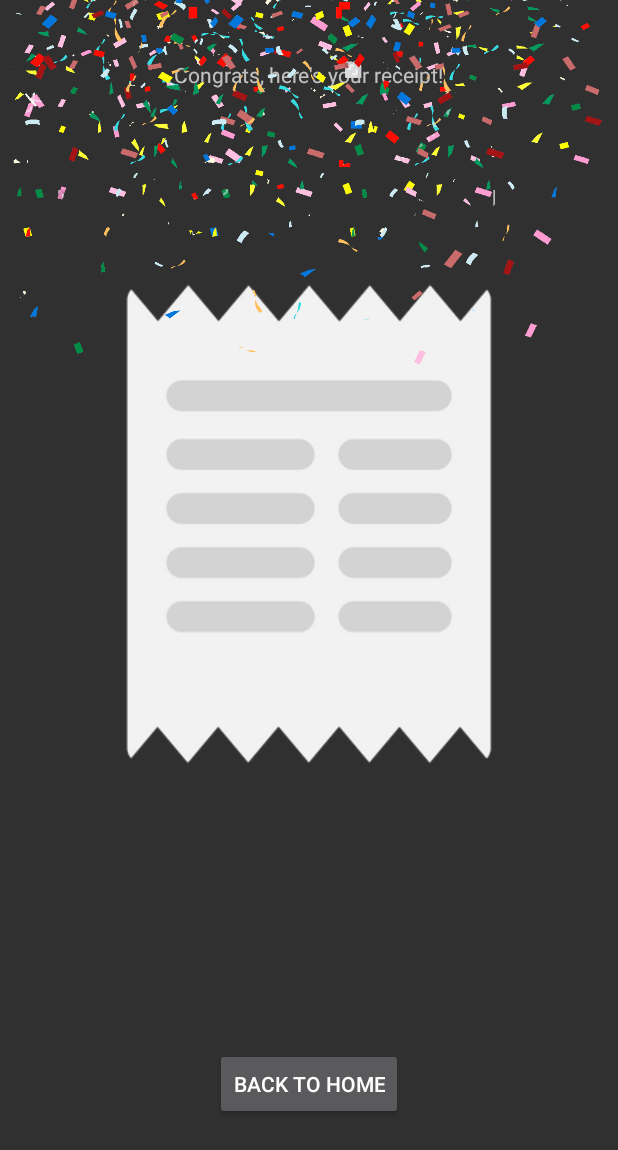
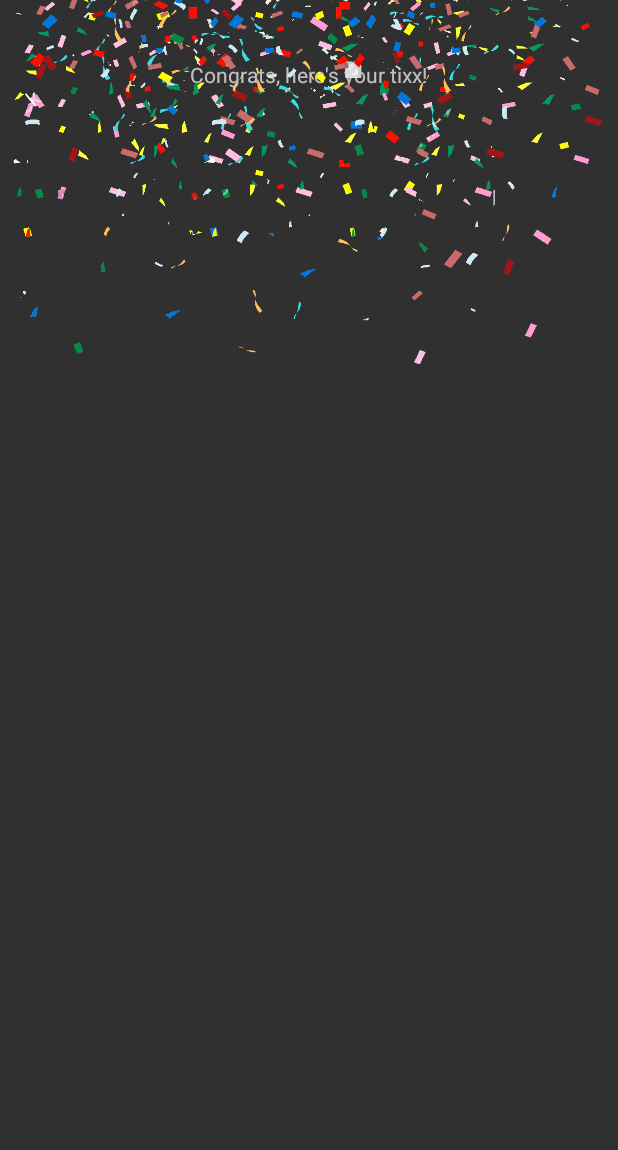
Before and after one commit to froilaaaaan1/cinematix, an Android app: the ReceiptActivity screen opened directly, with no data from a screen before it, on a phone screen of 412 x 824 dp. Shown: the top 1150 px of the screen. Run offline under Robolectric (Android 15) with nearby library versions, the phone set to English and light mode, and no system bars.

Commit message:
suko na be

```diff
--- a/app/src/main/java/com/example/movies_ticketing_aquino_villaester_edp/FormActivity.java
+++ b/app/src/main/java/com/example/movies_ticketing_aquino_villaester_edp/FormActivity.java
@@ -45,10 +45,7 @@ public class FormActivity extends AppCompatActivity {
                             Toast.makeText(FormActivity.this, "Oops, you missed something.", Toast.LENGTH_SHORT).show();
                         else {
                             Intent goToReceiptIntent = new Intent(FormActivity.this, ReceiptActivity.class);
-                            goToReceiptIntent.putExtra("price", price);
-                            goToReceiptIntent.putExtra("title", titleYear);
-                            goToReceiptIntent.putExtra("fullname", fullName.getText().toString());
-                            goToReceiptIntent.putExtra("seat_count", seatsEditText.getText().toString());
+                            goToReceiptIntent.putExtra("seat_count", Integer.valueOf(seat));
                             startActivity(goToReceiptIntent);
                         }
                     }).show();
--- a/app/src/main/java/com/example/movies_ticketing_aquino_villaester_edp/ReceiptActivity.java
+++ b/app/src/main/java/com/example/movies_ticketing_aquino_villaester_edp/ReceiptActivity.java
@@ -5,6 +5,9 @@ import androidx.appcompat.app.AppCompatActivity;
 import android.content.Intent;
 import android.os.Bundle;
 import android.widget.Button;
+import android.widget.ImageView;
+import android.widget.LinearLayout;
+import android.widget.Toast;
 
 public class ReceiptActivity extends AppCompatActivity {
 
@@ -14,13 +17,14 @@ public class ReceiptActivity extends AppCompatActivity {
         setContentView(R.layout.activity_receipt);
 
         Intent receiver = getIntent();
-        Intent backToHome = new Intent(ReceiptActivity.this, MovieLists.class);
-        Button backToHomeButton = findViewById(R.id.backToHome);
-        String name = receiver.getStringExtra("fullname");
-        String seats_count = receiver.getStringExtra("seat_count");
-        String price = receiver.getStringExtra("price");
-        String title = receiver.getStringExtra("title");
+        int seats_count = receiver.getIntExtra("seat_count", 0);
+        LinearLayout container = findViewById(R.id.container);
 
-        backToHomeButton.setOnClickListener(v -> { startActivity(backToHome); });
+
+        for (int i = 0; i < seats_count; i++) {
+            ImageView imageView = new ImageView(this);
+            imageView.setImageResource(R.drawable.blue_illustration_cinema_movies_ticket);
+            container.addView(imageView);
+        }
     }
 }
--- a/app/src/main/res/layout/activity_receipt.xml
+++ b/app/src/main/res/layout/activity_receipt.xml
@@ -19,18 +19,6 @@
 
     <ImageView
         android:layout_width="match_parent"
-        android:layout_height="wrap_content"
-        app:layout_constraintBottom_toBottomOf="parent"
-        app:layout_constraintEnd_toEndOf="parent"
-        app:layout_constraintStart_toStartOf="parent"
-        app:layout_constraintTop_toTopOf="parent"
-        app:layout_constraintHorizontal_bias="0.00"
-        app:layout_constraintVertical_bias="0.30"
-        android:src="@drawable/receipt"
-        android:contentDescription="@string/receipt_overlay"/>
-
-    <ImageView
-        android:layout_width="match_parent"
         android:layout_height="270dp"
         app:layout_constraintBottom_toBottomOf="parent"
         app:layout_constraintEnd_toEndOf="parent"
@@ -41,16 +29,22 @@
         android:src="@drawable/confetti"
         android:contentDescription="@string/confetti_congrats"/>
 
-    <Button
-        android:layout_width="wrap_content"
+    <LinearLayout
+        android:id="@+id/container"
+        android:layout_width="match_parent"
         android:layout_height="wrap_content"
+        android:orientation="horizontal"
         app:layout_constraintBottom_toBottomOf="parent"
         app:layout_constraintEnd_toEndOf="parent"
         app:layout_constraintStart_toStartOf="parent"
-        android:id="@+id/backToHome"
         app:layout_constraintTop_toTopOf="parent"
-        app:layout_constraintHorizontal_bias="0.50"
-        app:layout_constraintVertical_bias="0.90"
-        android:text="@string/back_to_home"/>
+        android:layout_marginTop="16dp"
+        app:layout_constraintHorizontal_bias="0.00"
+        app:layout_constraintVertical_bias="0.30"
+        android:layout_marginStart="16dp"
+        android:layout_marginEnd="16dp">
+
+    </LinearLayout>
+
 
 </androidx.constraintlayout.widget.ConstraintLayout>
--- a/app/src/main/res/values/strings.xml
+++ b/app/src/main/res/values/strings.xml
@@ -133,7 +133,7 @@
     <string name="guideline_six">Support Local Cinemas: Community Engagement - Consider supporting local or independent cinemas. These establishments often contribute to the cultural fabric of the community and may offer a distinct and intimate movie-going experience.</string>
     <string name="gen_guide_notes">General Guidelines and Note</string>
     <string name="next">Next</string>
-    <string name="congrats_here_s_your_receipt">Congrats, here\'s your receipt!</string>
+    <string name="congrats_here_s_your_receipt">Congrats, here\'s your tixx!</string>
     <string name="confetti_congrats">Confetti_congrats</string>
     <string name="back_to_home">Back to Home</string>
     <string name="receipt_overlay">Receipt_Overlay</string>
```
Also changed, not shown: app/src/main/res/drawable/blue_illustration_cinema_movies_ticket.png (added).
